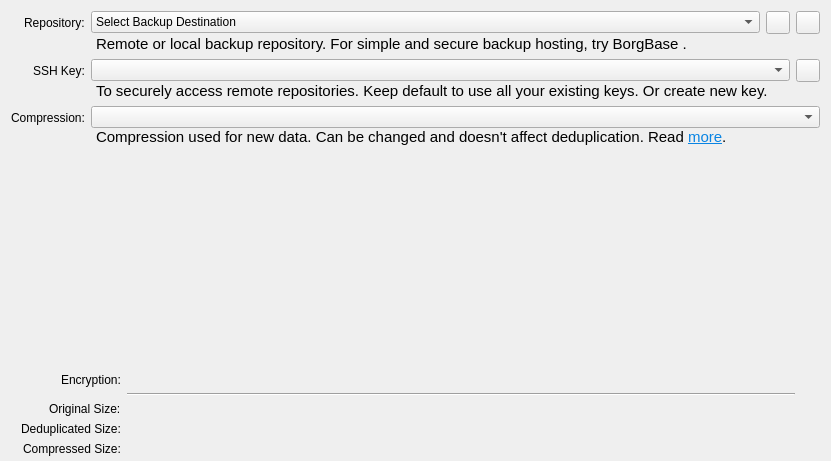
Old version of the form src/vorta/assets/UI/repotab.ui in the repository borgbase/vorta.
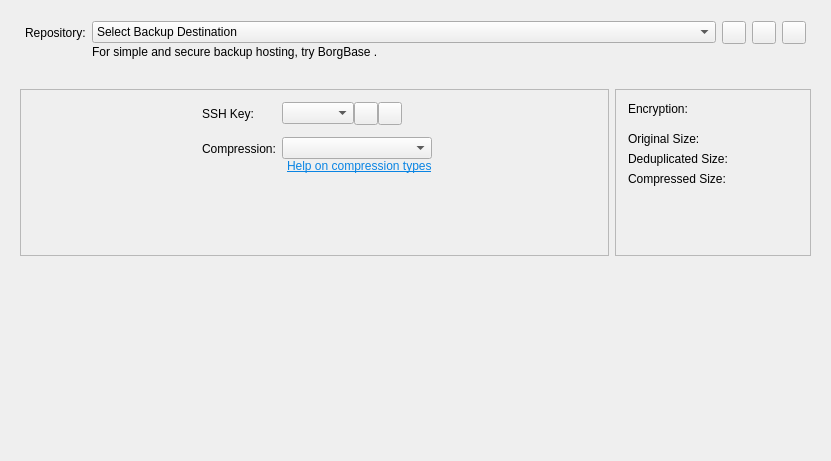
New version of the form.

Patch:
```diff
--- a/src/vorta/assets/UI/repotab.ui
+++ b/src/vorta/assets/UI/repotab.ui
@@ -23,28 +23,38 @@
    <string>Form</string>
   </property>
   <layout class="QVBoxLayout" name="verticalLayout">
+   <property name="spacing">
+    <number>12</number>
+   </property>
+   <property name="topMargin">
+    <number>12</number>
+   </property>
    <property name="bottomMargin">
-    <number>5</number>
+    <number>12</number>
    </property>
    <item>
-    <layout class="QFormLayout" name="formLayout">
-     <property name="sizeConstraint">
-      <enum>QLayout::SetMinimumSize</enum>
+    <widget class="QFrame" name="frame_2">
+     <property name="frameShape">
+      <enum>QFrame::NoFrame</enum>
      </property>
-     <property name="fieldGrowthPolicy">
-      <enum>QFormLayout::ExpandingFieldsGrow</enum>
+     <property name="frameShadow">
+      <enum>QFrame::Raised</enum>
      </property>
-     <property name="rowWrapPolicy">
-      <enum>QFormLayout::DontWrapRows</enum>
-     </property>
-     <property name="labelAlignment">
-      <set>Qt::AlignRight|Qt::AlignTop|Qt::AlignTrailing</set>
-     </property>
-     <property name="topMargin">
-      <number>0</number>
+     <layout class="QFormLayout" name="formLayout_2">
+      <property name="leftMargin">
+       <number>14</number>
+      </property>
+      <property name="rightMargin">
+       <number>14</number>
      </property>
      <item row="0" column="0">
       <widget class="QLabel" name="label">
+        <property name="sizePolicy">
+         <sizepolicy hsizetype="Minimum" vsizetype="Preferred">
+          <horstretch>0</horstretch>
+          <verstretch>0</verstretch>
+         </sizepolicy>
+        </property>
        <property name="minimumSize">
         <size>
          <width>0</width>
@@ -63,10 +73,13 @@
        <property name="indent">
         <number>0</number>
        </property>
+        <property name="buddy">
+         <cstring>repoSelector</cstring>
+        </property>
       </widget>
      </item>
      <item row="0" column="1">
-      <layout class="QGridLayout" name="gridLayout_2">
+       <layout class="QGridLayout" name="gridLayout_2" columnminimumwidth="1,0,0,0">
        <property name="leftMargin">
         <number>0</number>
        </property>
@@ -76,43 +89,24 @@
        <property name="verticalSpacing">
         <number>1</number>
        </property>
-       <item row="1" column="1">
-        <widget class="QLabel" name="label_5">
-         <property name="enabled">
-          <bool>true</bool>
-         </property>
-         <property name="sizePolicy">
-          <sizepolicy hsizetype="Preferred" vsizetype="Preferred">
-           <horstretch>0</horstretch>
-           <verstretch>0</verstretch>
-          </sizepolicy>
-         </property>
-         <property name="font">
-          <font>
-           <pointsize>11</pointsize>
-          </font>
-         </property>
+        <item row="1" column="0">
+         <widget class="QLabel" name="label_2">
          <property name="text">
-          <string>&lt;html&gt;&lt;head/&gt;&lt;body&gt;&lt;p&gt;Remote or local backup repository. For simple and secure backup hosting, try &lt;a href=&quot;https://www.borgbase.com/?utm_source=vorta&amp;amp;utm_medium=app&quot;&gt;&lt;span style=&quot; text-decoration: underline; color:#0984e3;&quot;&gt;BorgBase&lt;/span&gt;&lt;/a&gt;.&lt;/p&gt;&lt;/body&gt;&lt;/html&gt;</string>
-         </property>
-         <property name="alignment">
-          <set>Qt::AlignLeading|Qt::AlignLeft|Qt::AlignVCenter</set>
-         </property>
-         <property name="wordWrap">
-          <bool>true</bool>
-         </property>
-         <property name="margin">
-          <number>0</number>
-         </property>
-         <property name="indent">
-          <number>5</number>
+           <string>&lt;html&gt;&lt;head/&gt;&lt;body&gt;&lt;p&gt;For simple and secure backup hosting, try &lt;a href=&quot;https://www.borgbase.com/?utm_source=vorta&amp;utm_medium=app&quot;&gt;&lt;span style=&quot; text-decoration: underline; color:#0984e3;&quot;&gt;BorgBase&lt;/span&gt;&lt;/a&gt;.&lt;/p&gt;&lt;/body&gt;&lt;/html&gt;</string>
          </property>
          <property name="openExternalLinks">
           <bool>true</bool>
          </property>
         </widget>
        </item>
-       <item row="0" column="1">
+        <item row="0" column="3">
+         <widget class="QToolButton" name="copyURLbutton">
+          <property name="toolTip">
+           <string>Copy to clipboard</string>
+          </property>
+         </widget>
+        </item>
+        <item row="0" column="0">
         <widget class="QComboBox" name="repoSelector">
          <property name="sizePolicy">
           <sizepolicy hsizetype="Expanding" vsizetype="Fixed">
@@ -120,9 +114,18 @@
            <verstretch>0</verstretch>
           </sizepolicy>
          </property>
+          <property name="minimumSize">
+           <size>
+            <width>400</width>
+            <height>0</height>
+           </size>
+          </property>
          <property name="styleSheet">
           <string notr="true"/>
          </property>
+          <property name="sizeAdjustPolicy">
+           <enum>QComboBox::AdjustToContents</enum>
+          </property>
          <item>
           <property name="text">
            <string>Select Backup Destination</string>
@@ -133,26 +136,65 @@
        <item row="0" column="2">
         <widget class="QToolButton" name="repoRemoveToolbutton">
          <property name="toolTip">
-          <string>Unlink Repository (This doesn't delete any data. You can always add a repo again later.)</string>
-         </property>
-         <property name="autoRaise">
-          <bool>false</bool>
-         </property>
-        </widget>
-       </item>
-       <item row="0" column="3">
-        <widget class="QToolButton" name="copyURLbutton">
-         <property name="toolTip">
-          <string>Copy repo URL to clipboard</string>
-         </property>
-         <property name="autoRaise">
-          <bool>false</bool>
+           <string>Unlink repository without deleting it.</string>
+          </property>
+         </widget>
+        </item>
+        <item row="0" column="1">
+         <widget class="QToolButton" name="bAddRepo">
+          <property name="text">
+           <string/>
+          </property>
+          <property name="popupMode">
+           <enum>QToolButton::InstantPopup</enum>
          </property>
         </widget>
        </item>
       </layout>
      </item>
-     <item row="1" column="0">
+     </layout>
+    </widget>
+   </item>
+   <item>
+    <widget class="QFrame" name="frame_3">
+     <property name="sizePolicy">
+      <sizepolicy hsizetype="Preferred" vsizetype="Expanding">
+       <horstretch>0</horstretch>
+       <verstretch>0</verstretch>
+      </sizepolicy>
+     </property>
+     <layout class="QHBoxLayout" name="horizontalLayout_2">
+      <item>
+       <widget class="QFrame" name="frame">
+        <property name="sizePolicy">
+         <sizepolicy hsizetype="Preferred" vsizetype="Preferred">
+          <horstretch>3</horstretch>
+          <verstretch>0</verstretch>
+         </sizepolicy>
+        </property>
+        <property name="frameShape">
+         <enum>QFrame::StyledPanel</enum>
+        </property>
+        <property name="frameShadow">
+         <enum>QFrame::Raised</enum>
+        </property>
+        <layout class="QFormLayout" name="formLayout">
+         <property name="fieldGrowthPolicy">
+          <enum>QFormLayout::FieldsStayAtSizeHint</enum>
+         </property>
+         <property name="formAlignment">
+          <set>Qt::AlignHCenter|Qt::AlignTop</set>
+         </property>
+         <property name="verticalSpacing">
+          <number>12</number>
+         </property>
+         <property name="topMargin">
+          <number>12</number>
+         </property>
+         <property name="bottomMargin">
+          <number>12</number>
+         </property>
+         <item row="0" column="0">
       <widget class="QLabel" name="label_6">
        <property name="minimumSize">
         <size>
@@ -172,17 +214,37 @@
        <property name="indent">
         <number>0</number>
        </property>
-      </widget>
-     </item>
-     <item row="1" column="1">
-      <layout class="QGridLayout" name="gridLayout_4">
-       <property name="verticalSpacing">
-        <number>0</number>
-       </property>
-       <item row="0" column="2">
+           <property name="buddy">
+            <cstring>sshComboBox</cstring>
+           </property>
+          </widget>
+         </item>
+         <item row="0" column="1">
+          <layout class="QHBoxLayout" name="horizontalLayout">
+           <item>
+            <widget class="QComboBox" name="sshComboBox">
+             <property name="sizePolicy">
+              <sizepolicy hsizetype="Expanding" vsizetype="Fixed">
+               <horstretch>0</horstretch>
+               <verstretch>0</verstretch>
+              </sizepolicy>
+             </property>
+             <property name="sizeAdjustPolicy">
+              <enum>QComboBox::AdjustToContents</enum>
+             </property>
+            </widget>
+           </item>
+           <item>
+            <widget class="QToolButton" name="bAddSSHKey">
+             <property name="text">
+              <string/>
+             </property>
+            </widget>
+           </item>
+           <item>
         <widget class="QToolButton" name="sshKeyToClipboardButton">
          <property name="toolTip">
-          <string>Copy public SSH key to clipboard.</string>
+              <string>Copy to clipboard</string>
          </property>
          <property name="statusTip">
           <string/>
@@ -190,51 +252,11 @@
          <property name="checkable">
           <bool>false</bool>
          </property>
-         <property name="arrowType">
-          <enum>Qt::NoArrow</enum>
-         </property>
-        </widget>
-       </item>
-       <item row="0" column="1">
-        <widget class="QComboBox" name="sshComboBox">
-         <property name="sizePolicy">
-          <sizepolicy hsizetype="Expanding" vsizetype="Fixed">
-           <horstretch>0</horstretch>
-           <verstretch>0</verstretch>
-          </sizepolicy>
-         </property>
-        </widget>
-       </item>
-       <item row="1" column="1">
-        <widget class="QLabel" name="label_2">
-         <property name="sizePolicy">
-          <sizepolicy hsizetype="Preferred" vsizetype="Preferred">
-           <horstretch>0</horstretch>
-           <verstretch>0</verstretch>
-          </sizepolicy>
-         </property>
-         <property name="font">
-          <font>
-           <pointsize>11</pointsize>
-          </font>
-         </property>
-         <property name="text">
-          <string>To securely access remote repositories. Keep default to use all your existing keys. Or create new key.</string>
-         </property>
-         <property name="alignment">
-          <set>Qt::AlignLeading|Qt::AlignLeft|Qt::AlignVCenter</set>
-         </property>
-         <property name="wordWrap">
-          <bool>true</bool>
-         </property>
-         <property name="indent">
-          <number>5</number>
-         </property>
         </widget>
        </item>
       </layout>
      </item>
-     <item row="2" column="0">
+         <item row="1" column="0">
       <widget class="QLabel" name="label_7">
        <property name="minimumSize">
         <size>
@@ -254,9 +276,12 @@
        <property name="indent">
         <number>0</number>
        </property>
-      </widget>
-     </item>
-     <item row="2" column="1">
+           <property name="buddy">
+            <cstring>repoCompression</cstring>
+           </property>
+          </widget>
+         </item>
+         <item row="1" column="1">
       <layout class="QGridLayout" name="gridLayout_5">
        <property name="verticalSpacing">
         <number>0</number>
@@ -269,6 +294,9 @@
            <verstretch>0</verstretch>
           </sizepolicy>
          </property>
+             <property name="sizeAdjustPolicy">
+              <enum>QComboBox::AdjustToContents</enum>
+             </property>
         </widget>
        </item>
        <item row="1" column="1">
@@ -279,19 +307,14 @@
            <verstretch>0</verstretch>
           </sizepolicy>
          </property>
-         <property name="font">
-          <font>
-           <pointsize>11</pointsize>
-          </font>
-         </property>
          <property name="text">
-          <string>&lt;html&gt;&lt;head/&gt;&lt;body&gt;&lt;p&gt;Compression used for new data. Can be changed and doesn't affect deduplication. Read &lt;a href=&quot;https://borgbackup.readthedocs.io/en/stable/usage/help.html#borg-help-compression&quot;&gt;&lt;span style=&quot; text-decoration: underline; color:#0984e3;&quot;&gt;more&lt;/span&gt;&lt;/a&gt;.&lt;/p&gt;&lt;/body&gt;&lt;/html&gt;</string>
+              <string>&lt;html&gt;&lt;head/&gt;&lt;body&gt;&lt;a href=&quot;https://borgbackup.readthedocs.io/en/stable/usage/help.html#borg-help-compression&quot;&gt;&lt;span style=&quot; text-decoration: underline; color:#0984e3;&quot;&gt;Help on compression types&lt;/span&gt;&lt;/a&gt;&lt;/body&gt;&lt;/html&gt;</string>
          </property>
          <property name="alignment">
           <set>Qt::AlignLeading|Qt::AlignLeft|Qt::AlignVCenter</set>
          </property>
          <property name="wordWrap">
-          <bool>true</bool>
+              <bool>false</bool>
          </property>
          <property name="indent">
           <number>5</number>
@@ -304,42 +327,40 @@
       </layout>
      </item>
     </layout>
+       </widget>
    </item>
    <item>
-    <spacer name="verticalSpacer_3">
-     <property name="orientation">
-      <enum>Qt::Vertical</enum>
-     </property>
-     <property name="sizeHint" stdset="0">
-      <size>
-       <width>20</width>
-       <height>40</height>
-      </size>
-     </property>
-    </spacer>
-   </item>
-   <item>
+       <widget class="QFrame" name="frame">
+        <property name="sizePolicy">
+         <sizepolicy hsizetype="Preferred" vsizetype="Preferred">
+          <horstretch>1</horstretch>
+          <verstretch>0</verstretch>
+         </sizepolicy>
+        </property>
+        <property name="frameShape">
+         <enum>QFrame::StyledPanel</enum>
+        </property>
+        <property name="frameShadow">
+         <enum>QFrame::Raised</enum>
+        </property>
     <layout class="QFormLayout" name="repoStats">
      <property name="sizeConstraint">
       <enum>QLayout::SetNoConstraint</enum>
      </property>
-     <property name="fieldGrowthPolicy">
-      <enum>QFormLayout::ExpandingFieldsGrow</enum>
-     </property>
-     <property name="labelAlignment">
-      <set>Qt::AlignRight|Qt::AlignTop|Qt::AlignTrailing</set>
-     </property>
      <property name="formAlignment">
-      <set>Qt::AlignLeading|Qt::AlignLeft|Qt::AlignTop</set>
+          <set>Qt::AlignHCenter|Qt::AlignTop</set>
      </property>
      <property name="leftMargin">
-      <number>10</number>
+          <number>12</number>
      </property>
      <property name="topMargin">
-      <number>20</number>
+          <number>12</number>
      </property>
      <property name="rightMargin">
-      <number>25</number>
+          <number>12</number>
+         </property>
+         <property name="bottomMargin">
+          <number>12</number>
      </property>
      <item row="0" column="0">
       <widget class="QLabel" name="label_10">
@@ -355,78 +376,93 @@
        </property>
       </widget>
      </item>
+         <item row="1" column="0">
+          <spacer name="verticalSpacer_2">
+           <property name="orientation">
+            <enum>Qt::Vertical</enum>
+           </property>
+           <property name="sizeType">
+            <enum>QSizePolicy::Fixed</enum>
+           </property>
+           <property name="sizeHint" stdset="0">
+            <size>
+             <width>1</width>
+             <height>4</height>
+            </size>
+           </property>
+          </spacer>
+         </item>
      <item row="2" column="0">
-      <widget class="Line" name="line">
-       <property name="sizePolicy">
-        <sizepolicy hsizetype="Expanding" vsizetype="Fixed">
-         <horstretch>0</horstretch>
-         <verstretch>0</verstretch>
-        </sizepolicy>
-       </property>
-       <property name="orientation">
-        <enum>Qt::Horizontal</enum>
-       </property>
-      </widget>
-     </item>
-     <item row="2" column="1">
-      <widget class="Line" name="line_2">
-       <property name="sizePolicy">
-        <sizepolicy hsizetype="Expanding" vsizetype="Fixed">
-         <horstretch>0</horstretch>
-         <verstretch>0</verstretch>
-        </sizepolicy>
-       </property>
-       <property name="orientation">
-        <enum>Qt::Horizontal</enum>
-       </property>
-      </widget>
-     </item>
-     <item row="3" column="0">
       <widget class="QLabel" name="label_11">
        <property name="text">
         <string>Original Size:</string>
        </property>
       </widget>
      </item>
-     <item row="3" column="1">
+         <item row="2" column="1">
       <widget class="QLabel" name="sizeOriginal">
        <property name="text">
         <string/>
        </property>
       </widget>
      </item>
-     <item row="4" column="0">
+         <item row="3" column="0">
       <widget class="QLabel" name="label_13">
        <property name="text">
         <string>Deduplicated Size:</string>
        </property>
       </widget>
      </item>
-     <item row="5" column="0">
+         <item row="3" column="1">
+          <widget class="QLabel" name="sizeDeduplicated">
+           <property name="text">
+            <string/>
+           </property>
+          </widget>
+         </item>
+         <item row="4" column="0">
       <widget class="QLabel" name="label_12">
        <property name="text">
         <string>Compressed Size:</string>
        </property>
       </widget>
      </item>
-     <item row="5" column="1">
-      <widget class="QLabel" name="sizeCompressed">
-       <property name="text">
-        <string/>
-       </property>
-      </widget>
-     </item>
      <item row="4" column="1">
-      <widget class="QLabel" name="sizeDeduplicated">
+          <widget class="QLabel" name="sizeCompressed">
        <property name="text">
         <string/>
        </property>
       </widget>
      </item>
     </layout>
+       </widget>
    </item>
   </layout>
  </widget>
+   </item>
+   <item>
+    <spacer name="verticalSpacer">
+     <property name="orientation">
+      <enum>Qt::Vertical</enum>
+     </property>
+     <property name="sizeHint" stdset="0">
+      <size>
+       <width>20</width>
+       <height>40</height>
+      </size>
+     </property>
+    </spacer>
+   </item>
+  </layout>
+ </widget>
+ <tabstops>
+  <tabstop>repoSelector</tabstop>
+  <tabstop>repoRemoveToolbutton</tabstop>
+  <tabstop>copyURLbutton</tabstop>
+  <tabstop>sshComboBox</tabstop>
+  <tabstop>sshKeyToClipboardButton</tabstop>
+  <tabstop>repoCompression</tabstop>
+ </tabstops>
  <resources/>
  <connections/>
 </ui>
```
Lines whose indentation alone changed are shown as unchanged.
